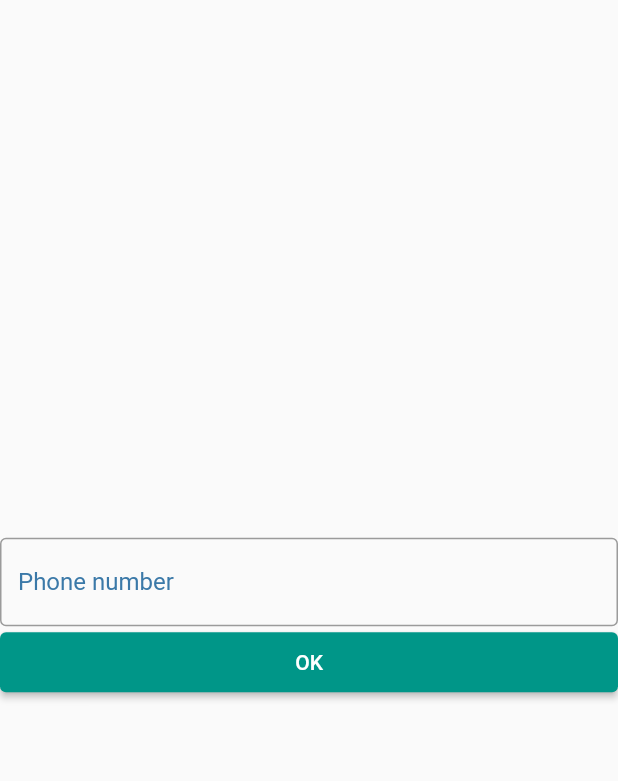
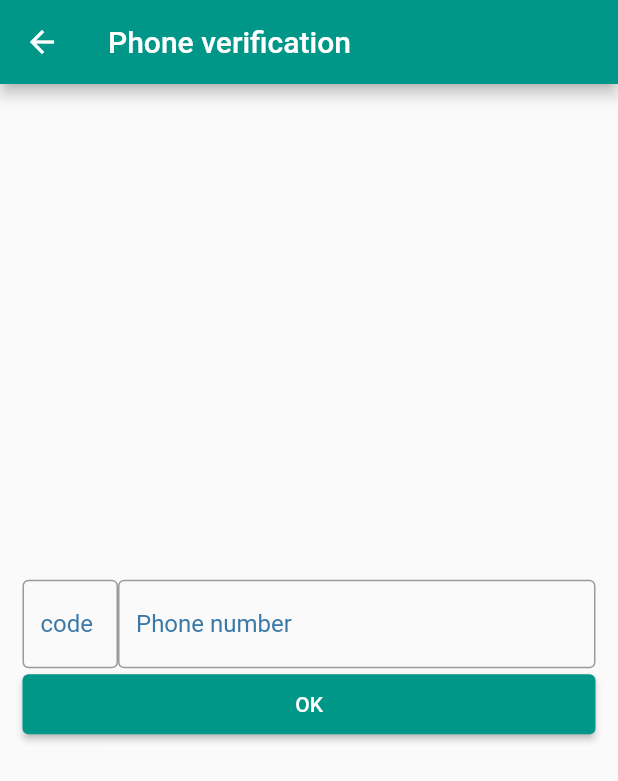
Before and after one commit to Reem395/ITI_NewShopApp_Graduation, a Flutter app: the PhoneScreen screen opened directly, on a phone screen of 412 x 824 dp. Shown: the top 781 px of the screen. Run offline on Flutter 3.47's test engine with Material 2 defaults, Android fonts, the phone set to English and light mode, and no system bars; our stand-ins replace bloc, cloud_firestore, conditional_builder_null_safety, dio, firebase_auth, firebase_core and 6 more; missing offline and left inert: flutter_facebook_auth; accounts and stored records are empty.

Commit message:
Mobile Authentication

```diff
--- a/lib/Models/UserModel/UserModel.dart
+++ b/lib/Models/UserModel/UserModel.dart
@@ -2,7 +2,7 @@ class UserModel {
   late String? name, email, password, phone;
   late String? state, city, description;
 
-  late int userId;
+  late String userId;
 
   UserModel(
       {required this.userId,
--- a/lib/Service/firebase_auth_methods.dart
+++ b/lib/Service/firebase_auth_methods.dart
@@ -94,9 +94,9 @@ class FirebaseAuthMethods {
           .listen((data) {
         if (data.docs.isEmpty) {
           FirebaseFirestore.instance.collection('Users').add({
-            'userId': googleUser?.id,
-            'email': googleUser?.email,
-            'name': googleUser?.displayName,
+            'userId': user?.uid,
+            'email': user?.email,
+            'name': user?.displayName,
             'phone': null,
             'state': null,
             'city': null,
--- a/lib/Views/UserScreens/phone_screen.dart
+++ b/lib/Views/UserScreens/phone_screen.dart
@@ -14,20 +14,42 @@ class PhoneScreen extends StatefulWidget {
 
 class _PhoneScreenState extends State<PhoneScreen> {
   final TextEditingController phoneController = TextEditingController();
-
+  final TextEditingController countryCodeController = TextEditingController();
   @override
   void dispose() {
     super.dispose();
     phoneController.dispose();
+    countryCodeController.dispose();
   }
 
   @override
   Widget build(BuildContext context) {
     return Scaffold(
-      body: Column(
+      appBar: AppBar(
+        title: const Text("Phone verification"),
+      ),
+      body: Padding(
+        padding: const EdgeInsets.all(15),
+        child: Column(
           mainAxisAlignment: MainAxisAlignment.center,
           children: [
-          TextField(
+            Row(
+              children: [
+                Expanded(
+                  flex: 1,
+                  child: TextField(
+                    decoration: const InputDecoration(
+                      border: OutlineInputBorder(),
+                      hintText: '+2',
+                      labelText: 'code',
+                    ),
+                    keyboardType: TextInputType.phone,
+                    controller: countryCodeController,
+                  ),
+                ),
+                Expanded(
+                  flex: 5,
+                  child: TextField(
                     decoration: const InputDecoration(
                       border: OutlineInputBorder(),
                       labelText: 'Phone number',
@@ -36,13 +58,17 @@ class _PhoneScreenState extends State<PhoneScreen> {
                     keyboardType: TextInputType.phone,
                     controller: phoneController,
                   ),
+                ),
+              ],
+            ),
             ElevatedButton(
               style: ElevatedButton.styleFrom(
                 minimumSize: const Size(double.infinity, 40),
               ),
               onPressed: () {
                 FirebaseAuthMethods(FirebaseAuth.instance)
-                  .phoneSignIn(context, phoneController.text)
+                    .phoneSignIn(context,
+                        countryCodeController.text + phoneController.text)
                     .then((value) {
                   Navigator.push(
                     context,
@@ -57,6 +83,7 @@ class _PhoneScreenState extends State<PhoneScreen> {
             ),
           ],
         ),
+      ),
     );
   }
 }
--- a/lib/main.dart
+++ b/lib/main.dart
@@ -1,9 +1,11 @@
 import 'package:bloc/bloc.dart';
+import 'package:firebase_auth/firebase_auth.dart';
 import 'package:firebase_core/firebase_core.dart';
 import 'package:flutter/material.dart';
 import 'package:flutter/services.dart';
 import 'package:flutter_bloc/flutter_bloc.dart';
 import 'package:shop_app/ViewModels/Block/Cubit.dart';
+import 'Service/firebase_auth_methods.dart';
 import 'ViewModels/Block/States.dart';
 import 'ViewModels/Local/CacheHelper.dart';
 import 'ViewModels/Network/DioHelper.dart';
@@ -24,7 +26,7 @@ void main() {
       await Firebase.initializeApp();
       DioHelper.init();
       await CacheHelper.init();
-      token = CacheHelper.getData(key: "token");
+      token = FirebaseAuthMethods(FirebaseAuth.instance).user?.uid;
 
       var boardingState = CacheHelper.getData(key: "onBoardingOpened");
       Widget widget;
```
Lines whose indentation alone changed are shown as unchanged.
